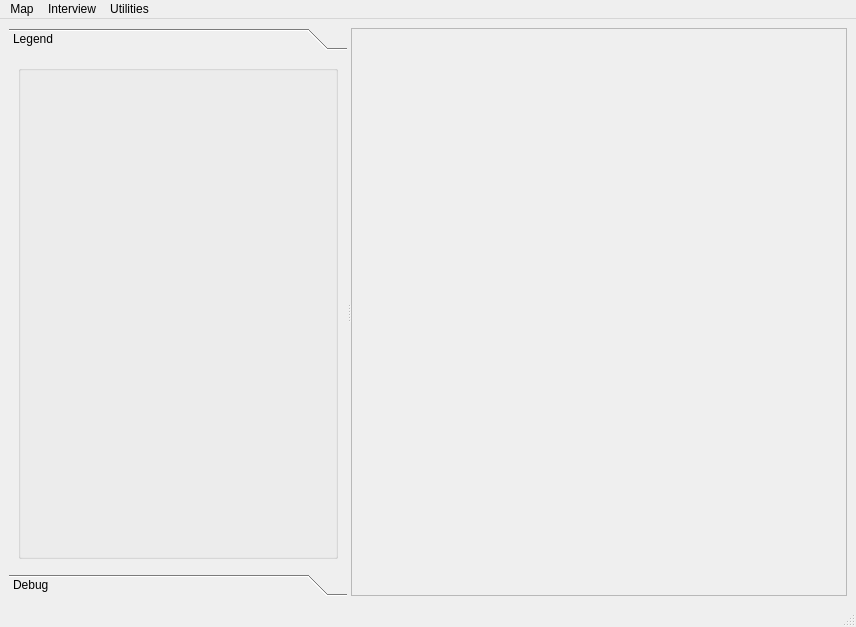
Ecotrust/openoceanmap-desktop, file openoceanmap/Main/mainwindow.ui: the form before one commit.
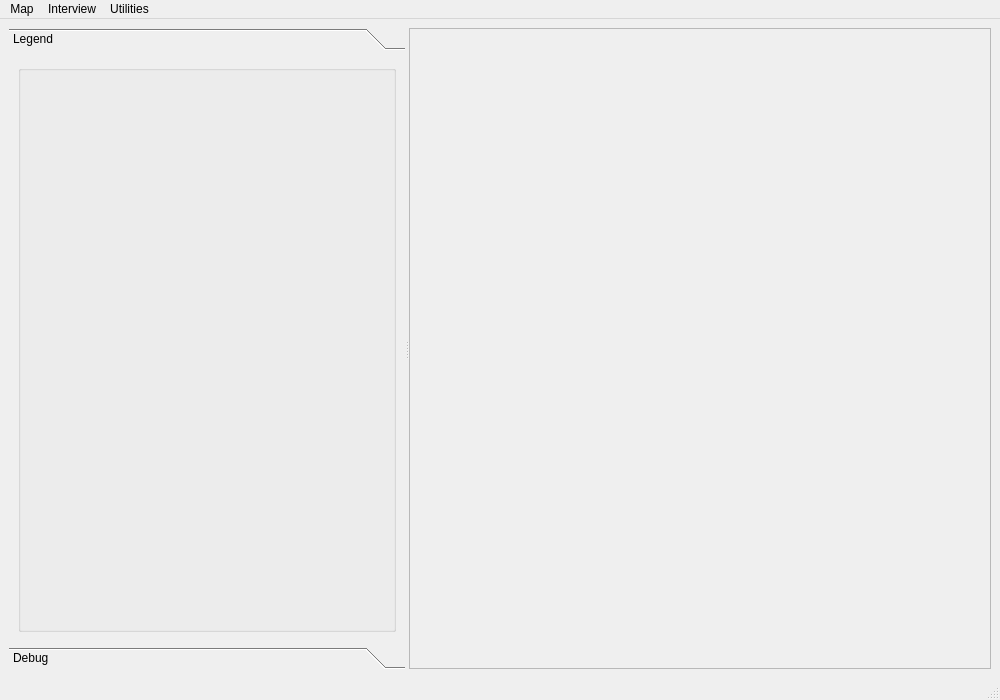
The form after the commit. Icons and pictures are not drawn.

Diff of the .ui file:
```diff
--- a/openoceanmap/Main/mainwindow.ui
+++ b/openoceanmap/Main/mainwindow.ui
@@ -5,8 +5,8 @@
    <rect>
     <x>0</x>
     <y>0</y>
-    <width>856</width>
-    <height>627</height>
+    <width>1000</width>
+    <height>700</height>
    </rect>
   </property>
   <property name="windowTitle" >
@@ -51,8 +51,8 @@
          <rect>
           <x>0</x>
           <y>0</y>
-          <width>607</width>
-          <height>510</height>
+          <width>712</width>
+          <height>583</height>
          </rect>
         </property>
         <attribute name="label" >
@@ -116,7 +116,7 @@
     <rect>
      <x>0</x>
      <y>0</y>
-     <width>856</width>
+     <width>1000</width>
      <height>24</height>
     </rect>
    </property>
```
